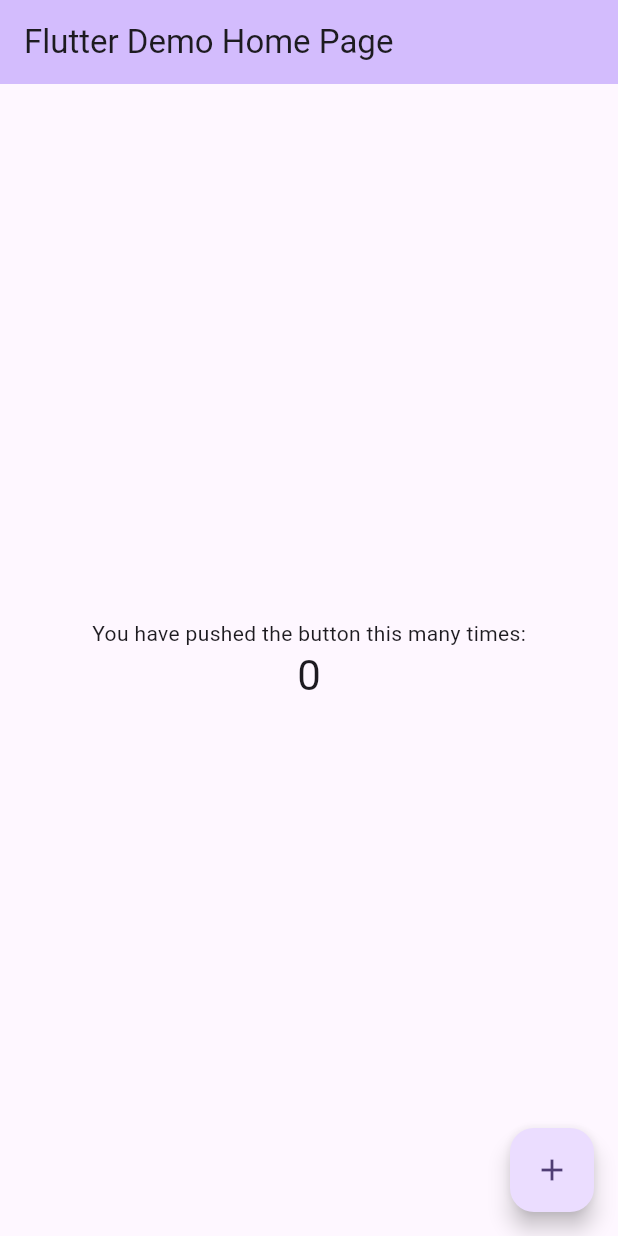
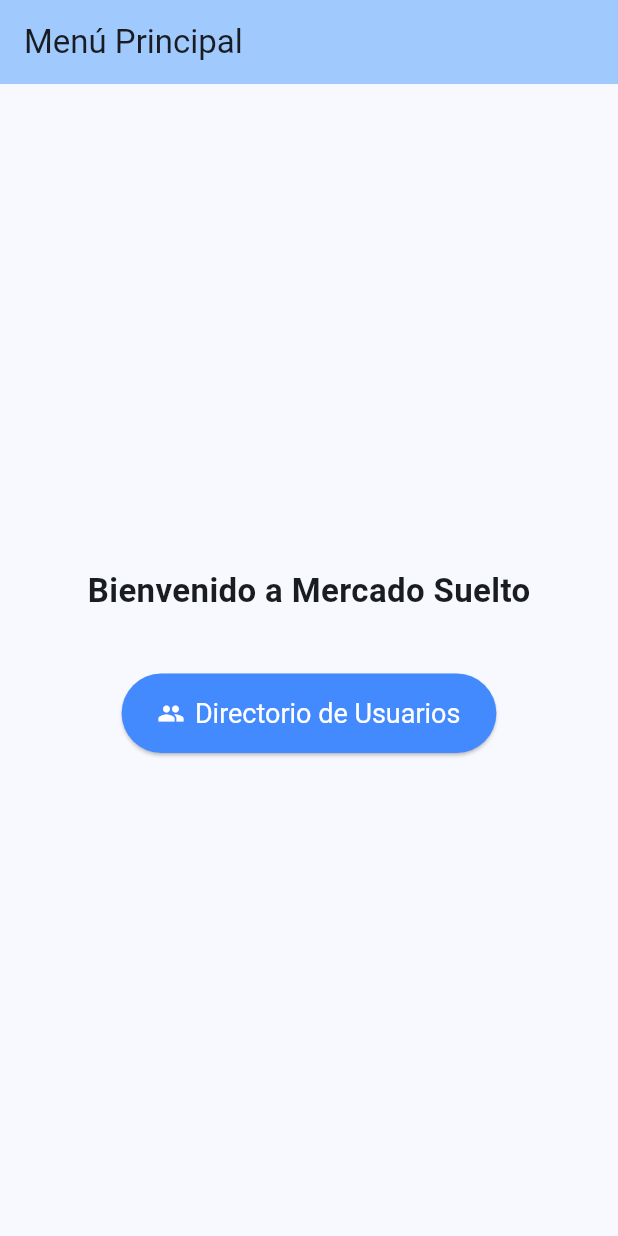
Before and after one commit to PHW140506/Mercado-Suelto, a Flutter app: the screen it shows after launch, on a phone screen of 412 x 824 dp. Run offline on Flutter 3.47's test engine with Material 3 defaults, Android fonts, the phone set to English and light mode, and no system bars.

Commit message:
Terminada Task 11: Directorio de usuarios y actualización del motor Android

```diff
--- a/lib/main.dart
+++ b/lib/main.dart
@@ -1,4 +1,6 @@
 import 'package:flutter/material.dart';
+// Importamos la pantalla que acabamos de crear
+import 'presentation/screens/users_screen.dart';
 
 void main() {
   runApp(const MyApp());
@@ -7,46 +9,21 @@ void main() {
 class MyApp extends StatelessWidget {
   const MyApp({super.key});
 
-  // This widget is the root of your application.
   @override
   Widget build(BuildContext context) {
     return MaterialApp(
-      title: 'Flutter Demo',
+      title: 'Mercado Suelto',
       theme: ThemeData(
-        // This is the theme of your application.
-        //
-        // TRY THIS: Try running your application with "flutter run". You'll see
-        // the application has a purple toolbar. Then, without quitting the app,
-        // try changing the seedColor in the colorScheme below to Colors.green
-        // and then invoke "hot reload" (save your changes or press the "hot
-        // reload" button in a Flutter-supported IDE, or press "r" if you used
-        // the command line to start the app).
-        //
-        // Notice that the counter didn't reset back to zero; the application
-        // state is not lost during the reload. To reset the state, use hot
-        // restart instead.
-        //
-        // This works for code too, not just values: Most code changes can be
-        // tested with just a hot reload.
-        colorScheme: ColorScheme.fromSeed(seedColor: Colors.deepPurple),
+        colorScheme: ColorScheme.fromSeed(seedColor: Colors.blue),
         useMaterial3: true,
       ),
-      home: const MyHomePage(title: 'Flutter Demo Home Page'),
+      home: const MyHomePage(title: 'Menú Principal'),
     );
   }
 }
 
 class MyHomePage extends StatefulWidget {
   const MyHomePage({super.key, required this.title});
-
-  // This widget is the home page of your application. It is stateful, meaning
-  // that it has a State object (defined below) that contains fields that affect
-  // how it looks.
-
-  // This class is the configuration for the state. It holds the values (in this
-  // case the title) provided by the parent (in this case the App widget) and
-  // used by the build method of the State. Fields in a Widget subclass are
-  // always marked "final".
 
   final String title;
 
@@ -55,71 +32,48 @@ class MyHomePage extends StatefulWidget {
 }
 
 class _MyHomePageState extends State<MyHomePage> {
-  int _counter = 0;
-
-  void _incrementCounter() {
-    setState(() {
-      // This call to setState tells the Flutter framework that something has
-      // changed in this State, which causes it to rerun the build method below
-      // so that the display can reflect the updated values. If we changed
-      // _counter without calling setState(), then the build method would not be
-      // called again, and so nothing would appear to happen.
-      _counter++;
-    });
-  }
-
   @override
   Widget build(BuildContext context) {
-    // This method is rerun every time setState is called, for instance as done
-    // by the _incrementCounter method above.
-    //
-    // The Flutter framework has been optimized to make rerunning build methods
-    // fast, so that you can just rebuild anything that needs updating rather
-    // than having to individually change instances of widgets.
     return Scaffold(
       appBar: AppBar(
-        // TRY THIS: Try changing the color here to a specific color (to
-        // Colors.amber, perhaps?) and trigger a hot reload to see the AppBar
-        // change color while the other colors stay the same.
         backgroundColor: Theme.of(context).colorScheme.inversePrimary,
-        // Here we take the value from the MyHomePage object that was created by
-        // the App.build method, and use it to set our appbar title.
         title: Text(widget.title),
       ),
       body: Center(
-        // Center is a layout widget. It takes a single child and positions it
-        // in the middle of the parent.
         child: Column(
-          // Column is also a layout widget. It takes a list of children and
-          // arranges them vertically. By default, it sizes itself to fit its
-          // children horizontally, and tries to be as tall as its parent.
-          //
-          // Column has various properties to control how it sizes itself and
-          // how it positions its children. Here we use mainAxisAlignment to
-          // center the children vertically; the main axis here is the vertical
-          // axis because Columns are vertical (the cross axis would be
-          // horizontal).
-          //
-          // TRY THIS: Invoke "debug painting" (choose the "Toggle Debug Paint"
-          // action in the IDE, or press "p" in the console), to see the
-          // wireframe for each widget.
           mainAxisAlignment: MainAxisAlignment.center,
           children: <Widget>[
             const Text(
-              'You have pushed the button this many times:',
+              'Bienvenido a Mercado Suelto',
+              style: TextStyle(fontSize: 22, fontWeight: FontWeight.bold),
             ),
-            Text(
-              '$_counter',
-              style: Theme.of(context).textTheme.headlineMedium,
+            const SizedBox(height: 40), // Espacio entre el texto y el botón
+
+            // --- AQUÍ ESTÁ EL BOTÓN DE LA HISTORIA 11 ---
+            ElevatedButton.icon(
+              onPressed: () {
+                Navigator.push(
+                  context,
+                  MaterialPageRoute(
+                    // Pasamos 'Administrador' para que te deje ver la lista
+                    builder: (context) => const UsersScreen(userRole: 'Administrador'),
+                  ),
+                );
+              },
+              icon: const Icon(Icons.people),
+              label: const Text('Directorio de Usuarios'),
+              style: ElevatedButton.styleFrom(
+                backgroundColor: Colors.blueAccent,
+                foregroundColor: Colors.white,
+                padding: const EdgeInsets.symmetric(horizontal: 24, vertical: 16),
+                textStyle: const TextStyle(fontSize: 18)
+              ),
             ),
+            // ---------------------------------------------
+
           ],
         ),
       ),
-      floatingActionButton: FloatingActionButton(
-        onPressed: _incrementCounter,
-        tooltip: 'Increment',
-        child: const Icon(Icons.add),
-      ), // This trailing comma makes auto-formatting nicer for build methods.
     );
   }
 }
```
Also changed, not shown: lib/data/models/user_model.dart (added, +98 -0 lines), lib/data/repositories/user_repository.dart (added, +31 -0 lines), lib/presentation/screens/users_screen.dart (added, +150 -0 lines), pubspec.lock, 5 other files.
